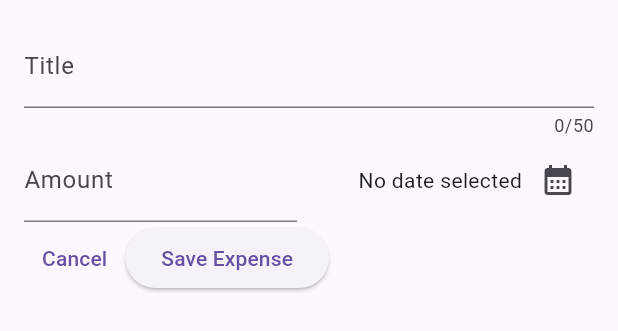
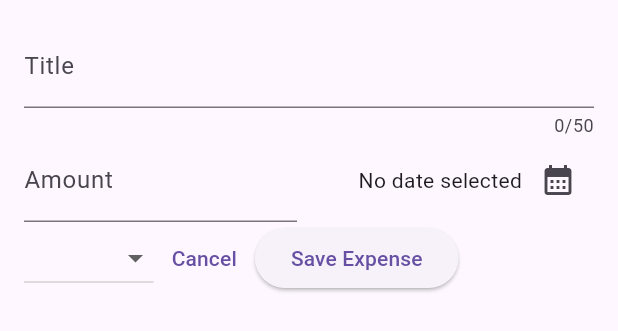
Before and after one commit to abundanceesim/expense_tracker, a Flutter app: the NewExpense widget shown alone on an empty page, opened directly, on a phone screen of 412 x 824 dp. Shown: the top 331 px of the screen. Run offline on Flutter 3.47's test engine with Material 2 defaults, Android fonts, the phone set to English and light mode, and no system bars.

Commit message:
Add dropdown to modal

```diff
--- a/lib/widgets/new_expense.dart
+++ b/lib/widgets/new_expense.dart
@@ -13,8 +13,9 @@ class _NewExpenseState extends State<NewExpense> {
   final _titleController = TextEditingController();
   final _amountController = TextEditingController();
   DateTime? _selectedDate;
+  Category _selectedCategory = Category.leisure;
 
-  void _presentDatePicker() async{
+  void _presentDatePicker() async {
     final now = DateTime.now();
     final firstDate = DateTime(now.year - 1, now.month - 1, now.day);
     final pickedDate = await showDatePicker(
@@ -64,7 +65,9 @@ class _NewExpenseState extends State<NewExpense> {
               mainAxisAlignment: MainAxisAlignment.end,
               crossAxisAlignment: CrossAxisAlignment.center,
               children: [
-                Text(_selectedDate == null ? 'No date selected': formatter.format(_selectedDate!)),
+                Text(_selectedDate == null
+                    ? 'No date selected'
+                    : formatter.format(_selectedDate!)),
                 IconButton(
                     onPressed: _presentDatePicker,
                     icon: const Icon(Icons.calendar_month))
@@ -74,6 +77,15 @@ class _NewExpenseState extends State<NewExpense> {
         ),
         Row(
           children: [
+            DropdownButton(
+                items: Category.values
+                    .map(
+                      (category) => DropdownMenuItem(
+                          value: category,
+                          child: Text(category.name.toUpperCase())),
+                    )
+                    .toList(),
+                onChanged: (value) => {print(value)}),
             TextButton(
                 onPressed: () => {Navigator.pop(context)},
                 child: const Text('Cancel')),
```
